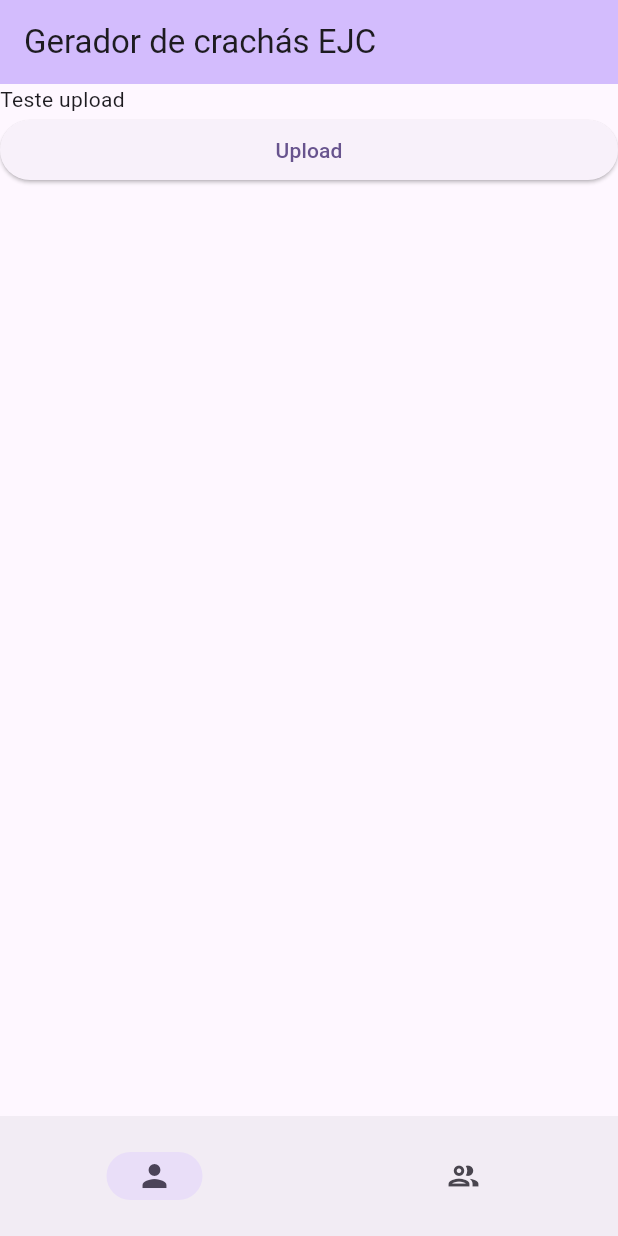
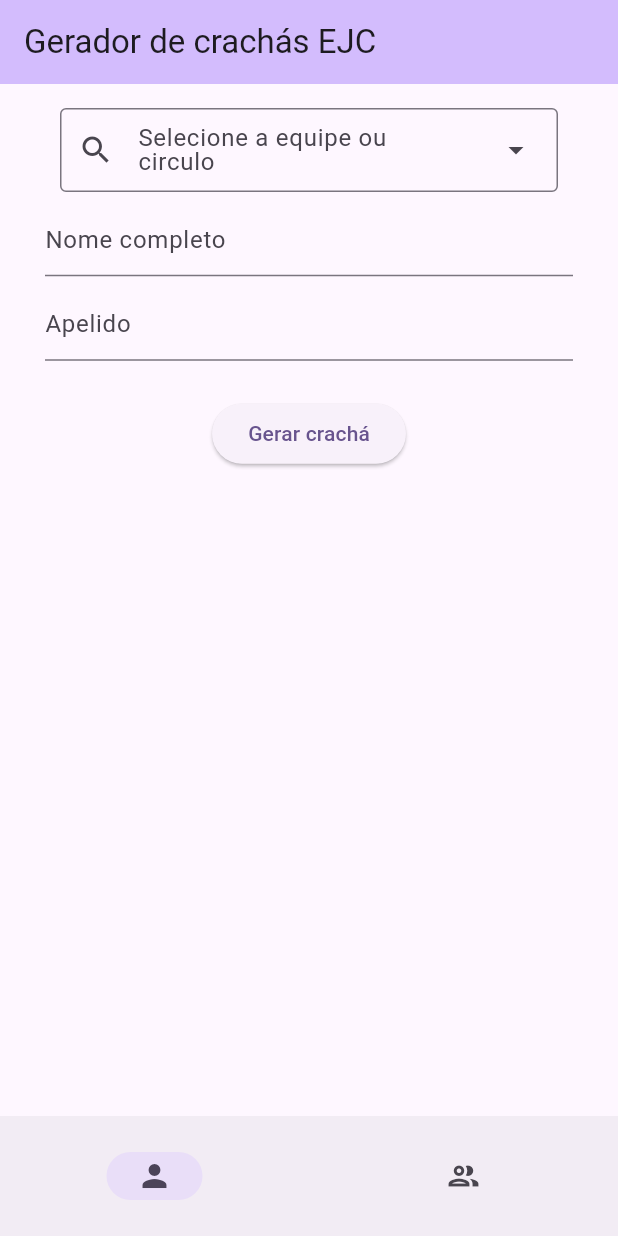
Before and after one commit to ViiniGarcia/card_generator, a Flutter app: the screen it shows after launch, on a phone screen of 412 x 824 dp. Run offline on Flutter 3.47's test engine with Material 3 defaults, Android fonts, the phone set to English and light mode, and no system bars; our stand-ins replace file_picker, pdf, printing; missing offline and left inert: excel.

Commit message:
Screen of create on card

```diff
--- a/lib/Views/home.dart
+++ b/lib/Views/home.dart
@@ -1,4 +1,4 @@
-import 'package:card_generator/Views/one_card_form.dart';
+import 'package:card_generator/Views/one_card.dart';
 import 'package:flutter/material.dart';
 
 class HomeCardsGenerator extends StatefulWidget {
@@ -21,8 +21,8 @@ class _HomeCardsGeneratorState extends State<HomeCardsGenerator> {
         title: const Text('Gerador de crachás EJC'),
       ),
       body: [
-        const OneCardForm(),
-        const OneCardForm()
+        const OneCard(),
+        const OneCard()
       ][currentPageIndex],
       bottomNavigationBar: NavigationBar(
         onDestinationSelected: (int index){
--- /dev/null
+++ b/lib/Views/one_card.dart
@@ -0,0 +1,151 @@
+import 'package:flutter/material.dart';
+
+class OneCard extends StatefulWidget {
+  const OneCard({super.key});
+
+  @override
+  State<OneCard> createState() => _OneCardState();
+}
+
+class _OneCardState extends State<OneCard> {
+  void teste() {}
+
+  @override
+  Widget build(BuildContext context) {
+    return Scaffold(
+      body: OrientationBuilder(
+        builder: (context, orientation) {
+          if (MediaQuery.of(context).size.width > 1000) {
+            return const Row(
+              children: [
+                Expanded(flex: 3, child: FormOneCard()),
+                Expanded(
+                    flex: 7,
+                    child: Center(
+                      child: Text('teste'),
+                    ))
+              ],
+            );
+          } else {
+            return const Expanded(child: FormOneCard());
+          }
+        },
+      ),
+    );
+  }
+}
+
+//Widget Form One Card
+class FormOneCard extends StatefulWidget {
+  const FormOneCard({super.key});
+
+  @override
+  State<FormOneCard> createState() => _FormOneCardState();
+}
+
+class _FormOneCardState extends State<FormOneCard> {
+  final GlobalKey<FormState> _formKey = GlobalKey<FormState>();
+  final dropdownMenuItens = const [
+    DropdownMenuEntry(value: 'Bomboniere', label: 'Bomboniere'),
+    DropdownMenuEntry(value: 'Café', label: 'Café'),
+    DropdownMenuEntry(value: 'Circulo', label: 'Circulo'),
+    DropdownMenuEntry(value: 'Compras', label: 'Compras'),
+    DropdownMenuEntry(value: 'Cozinha', label: 'Dirigentes'),
+    DropdownMenuEntry(value: 'Gerais', label: 'Gerais'),
+    DropdownMenuEntry(value: 'Liturgia', label: 'Liturgia'),
+    DropdownMenuEntry(value: 'Ordem', label: 'Ordem'),
+    DropdownMenuEntry(value: 'Pascom', label: 'Pascom'),
+    DropdownMenuEntry(value: 'Patrimônio', label: 'Patrimônio'),
+    DropdownMenuEntry(value: 'Reflexão', label: 'Reflexão'),
+    DropdownMenuEntry(value: 'Regras', label: 'Regras'),
+    DropdownMenuEntry(value: 'Sala', label: 'Sala'),
+    DropdownMenuEntry(value: 'Teatro', label: 'Teatro'),
+  ];
+  final  squadSelected = TextEditingController();
+  final nameController = TextEditingController();
+  final nicknameController = TextEditingController();
+
+  @override
+  Widget build(BuildContext context) {
+    return Padding(
+      padding: const EdgeInsets.symmetric(vertical: 16, horizontal: 30),
+      child: Form(
+        key: _formKey,
+        child: Column(
+          mainAxisAlignment: MainAxisAlignment.start,
+          children: [
+            DropdownMenu(
+              label: const Text('Selecione a equipe ou circulo'),
+              enableSearch: true,
+              leadingIcon: const Icon(Icons.search),
+              dropdownMenuEntries: dropdownMenuItens,
+              expandedInsets: const EdgeInsets.all(10),
+              menuHeight: MediaQuery.of(context).size.height * 0.3,
+              controller: squadSelected,
+            ),
+            SizedBox(
+              height: MediaQuery.of(context).size.height * 0.01,
+            ),
+            TextFormField(
+              decoration: const InputDecoration(
+                hintText: 'Nome completo',
+              ),
+              validator: (String? value) {
+                if (value == null || value.isEmpty) {
+                  return 'Digite o nome completo';
+                }
+                return null;
+              },
+            ),
+            SizedBox(
+              height: MediaQuery.of(context).size.height * 0.01,
+            ),
+            TextFormField(
+              decoration: const InputDecoration(
+                hintText: 'Apelido',
+              ),
+              validator: (String? value) {
+                if (value == null || value.isEmpty) {
+                  return 'Digite o apelido';
+                }
+                return null;
+              },
+            ),
+            SizedBox(
+              height: MediaQuery.of(context).size.height * 0.03,
+            ),
+            ElevatedButton(
+              onPressed: () {
+                // Validate will return true if the form is valid, or false if
+                // the form is invalid.
+                if (_formKey.currentState!.validate() &&
+                    squadSelected.text != '') {
+                  print(squadSelected.text);
+                  print(nameController.text);
+                  print(nicknameController.text);
+                } else {
+                  ScaffoldMessenger.of(context).showSnackBar(
+                    const SnackBar(
+                      backgroundColor: Colors.redAccent,
+                      content: Text('Preencha todos os campos!'),
+                    ),
+                  );
+                }
+              },
+              child: const Text('Gerar crachá'),
+            ),
+          ],
+        ),
+      ),
+    );
+  }
+}
+
+
+// onSelected: (squad) {
+//                 if (squad != null) {
+//                   setState(() {
+//                     _squadSelected = squad;
+//                   });
+//                 }
+//               },
--- a/lib/Views/one_card_form.dart
+++ /dev/null
@@ -1,35 +0,0 @@
-import 'package:card_generator/Utils/functions.dart';
-import 'package:flutter/material.dart';
-
-
-class OneCardForm extends StatefulWidget {
-  const OneCardForm({super.key});
-
-  @override
-  State<OneCardForm> createState() => _OneCardFormState();
-}
-
-class _OneCardFormState extends State<OneCardForm> {
-  @override
-  Widget build(BuildContext context) {
-    return Scaffold(
-      body: Column(
-        mainAxisAlignment: MainAxisAlignment.start,
-        crossAxisAlignment: CrossAxisAlignment.stretch,
-        children: <Widget>[
-          const Text(
-            'Teste upload',
-          ),
-          ElevatedButton(
-            onPressed: (){
-              setState(() {
-                pickerExcelFile();
-              });
-            },
-            child: const Text('Upload')
-          ),
-        ],
-      ),
-    );
-  }
-}
--- a/lib/main.dart
+++ b/lib/main.dart
@@ -1,5 +1,5 @@
 import 'package:card_generator/Views/home.dart';
-import 'package:card_generator/Views/one_card_form.dart';
+import 'package:card_generator/Views/one_card.dart';
 import 'package:card_generator/Views/print_test.dart';
 import 'package:flutter/material.dart';
 
--- a/pubspec.yaml
+++ b/pubspec.yaml
@@ -34,6 +34,7 @@ dependencies:
   file_picker: ^8.0.0+1
   excel: ^4.0.3
   printing: ^5.12.0
+  responsive_framework: ^1.4.0
 
 dev_dependencies:
   flutter_test:
```
Also changed, not shown: pubspec.lock.
